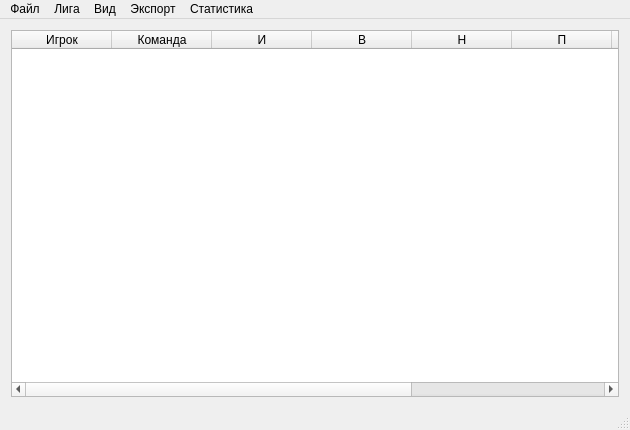
Before: the Qt Designer form mainwindow.ui in pashazz/rksmanager, drawn with Qt 5.
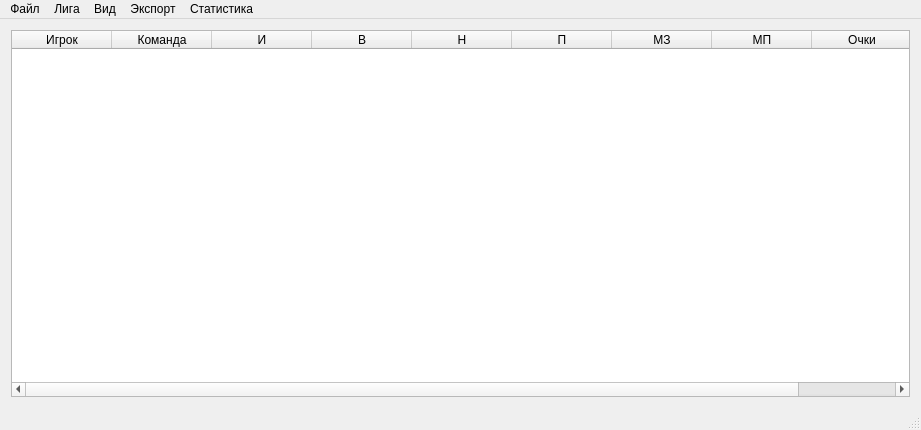
After: the same form once the commit is applied.

The edit to the form file:
```diff
--- a/mainwindow.ui
+++ b/mainwindow.ui
@@ -6,7 +6,7 @@
    <rect>
     <x>0</x>
     <y>0</y>
-    <width>630</width>
+    <width>921</width>
     <height>430</height>
    </rect>
   </property>
@@ -79,8 +79,8 @@
     <rect>
      <x>0</x>
      <y>0</y>
-     <width>630</width>
-     <height>19</height>
+     <width>921</width>
+     <height>25</height>
     </rect>
    </property>
    <widget class="QMenu" name="mnuFile">
```
Left out of the diff: 34 changed lines with no effect on the pictures.
